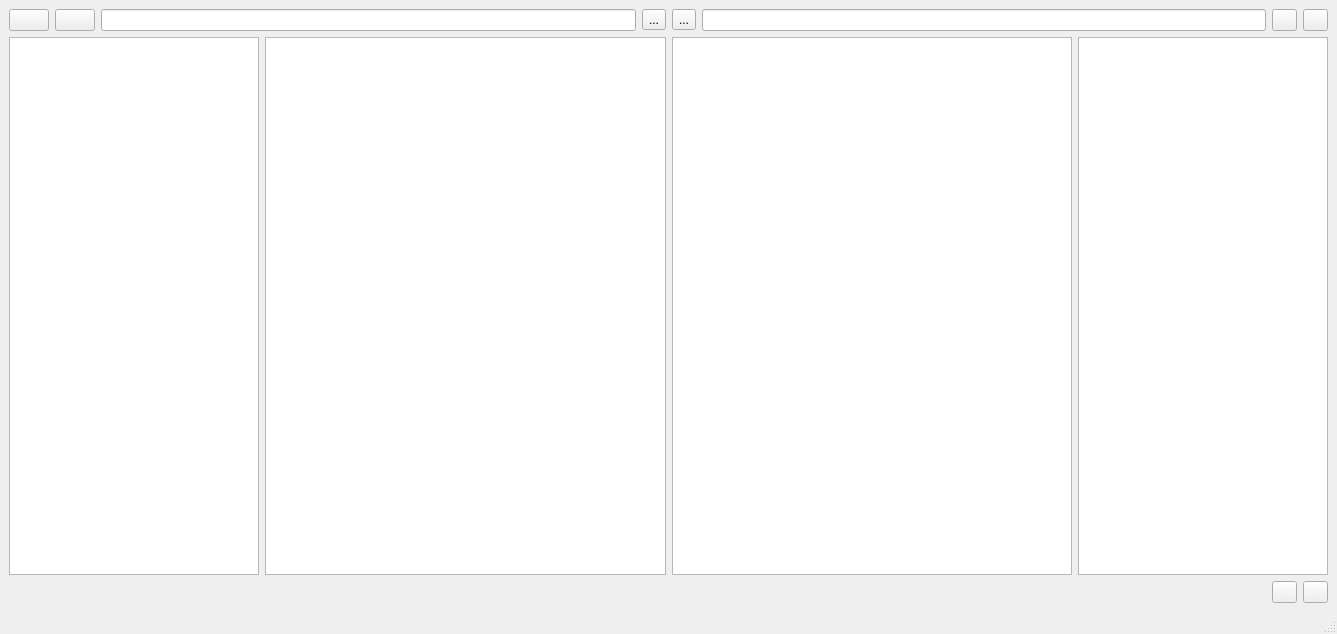
Old version of the form UI/doublepanel.ui in the repository PapaSavage/file-manager.
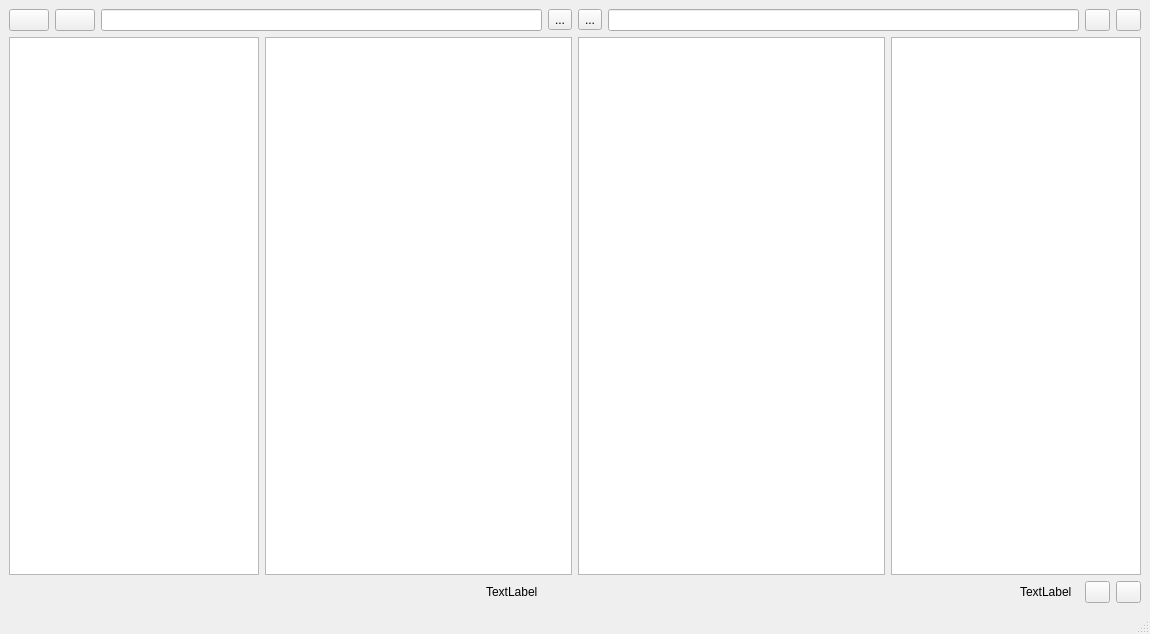
New version of the form. Icons and pictures are not drawn.

The edit to the form file:
```diff
--- a/UI/doublepanel.ui
+++ b/UI/doublepanel.ui
@@ -6,7 +6,7 @@
    <rect>
     <x>0</x>
     <y>0</y>
-    <width>1337</width>
+    <width>1150</width>
     <height>634</height>
    </rect>
   </property>
@@ -165,17 +165,51 @@
     </item>
     <item>
      <layout class="QHBoxLayout" name="horizontalLayout_3">
+      <item>
+       <spacer name="horizontalSpacer_3">
+        <property name="orientation">
+         <enum>Qt::Horizontal</enum>
+        </property>
+        <property name="sizeHint" stdset="0">
+         <size>
+          <width>40</width>
+          <height>20</height>
+         </size>
+        </property>
+       </spacer>
+      </item>
+      <item>
+       <widget class="QLabel" name="label_2">
+        <property name="text">
+         <string>TextLabel</string>
+        </property>
+       </widget>
+      </item>
+      <item>
+       <spacer name="horizontalSpacer_2">
+        <property name="orientation">
+         <enum>Qt::Horizontal</enum>
+        </property>
+        <property name="sizeHint" stdset="0">
+         <size>
+          <width>40</width>
+          <height>20</height>
+         </size>
+        </property>
+       </spacer>
+      </item>
+      <item>
+       <widget class="QLabel" name="label">
+        <property name="text">
+         <string>TextLabel</string>
+        </property>
+       </widget>
+      </item>
       <item>
        <spacer name="horizontalSpacer">
         <property name="orientation">
          <enum>Qt::Horizontal</enum>
         </property>
-        <property name="sizeHint" stdset="0">
-         <size>
-          <width>40</width>
-          <height>20</height>
-         </size>
-        </property>
        </spacer>
       </item>
       <item>
```
